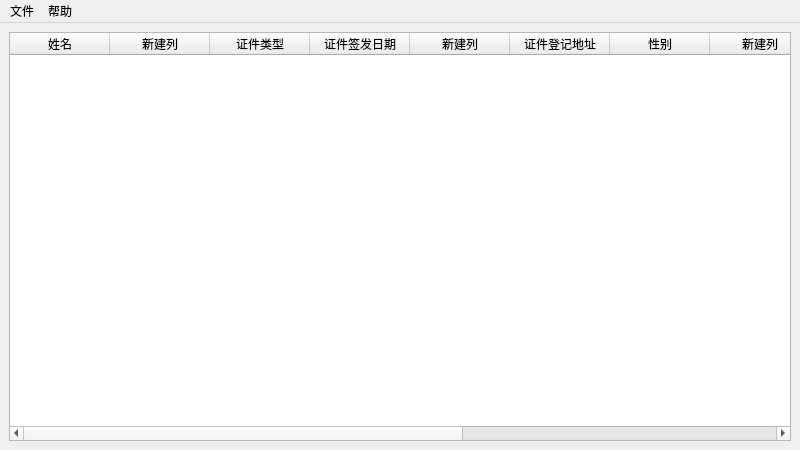
Above: gui/task.ui from baseli/id_card_ocr before the change. Below: the same form after it.
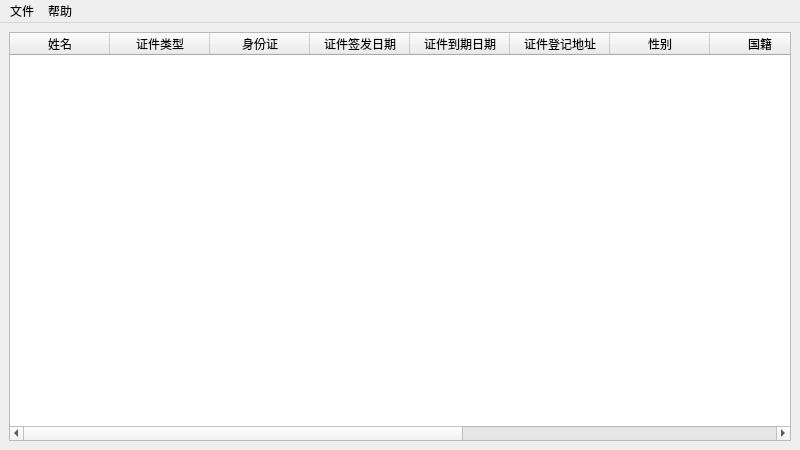
That is the form after the change.

Diff of the .ui file:
```diff
--- a/gui/task.ui
+++ b/gui/task.ui
@@ -22,16 +22,16 @@
         <string>姓名</string>
        </property>
       </column>
-      <column>
-       <property name="text">
-        <string>新建列</string>
-       </property>
-      </column>
       <column>
        <property name="text">
         <string>证件类型</string>
        </property>
       </column>
+      <column>
+       <property name="text">
+        <string>身份证</string>
+       </property>
+      </column>
       <column>
        <property name="text">
         <string>证件签发日期</string>
@@ -39,7 +39,7 @@
       </column>
       <column>
        <property name="text">
-        <string>新建列</string>
+        <string>证件到期日期</string>
        </property>
       </column>
       <column>
@@ -54,7 +54,7 @@
       </column>
       <column>
        <property name="text">
-        <string>新建列</string>
+        <string>国籍</string>
        </property>
       </column>
       <column>
```
